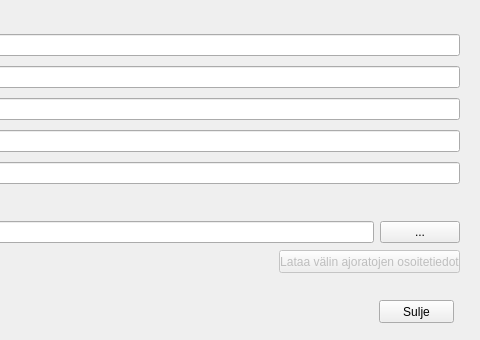
This is dialogs/Ajoradat_dialog.ui in finnishtransportagency/QGIS-tieosoitetyokalu as Qt 5 draws it before an edit; both pictures show x 331 to 811 and y 0 to 340 of the 811 by 340 pixel window. The edited form follows.
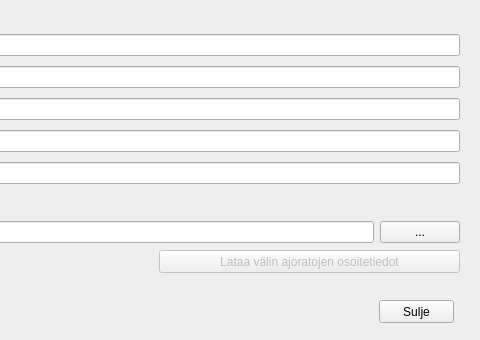
This is the edited form.

What changed in the file:
```diff
--- a/dialogs/Ajoradat_dialog.ui
+++ b/dialogs/Ajoradat_dialog.ui
@@ -93,9 +93,9 @@
    </property>
    <property name="geometry">
     <rect>
-     <x>610</x>
+     <x>490</x>
      <y>250</y>
-     <width>181</width>
+     <width>301</width>
      <height>23</height>
     </rect>
    </property>
```
